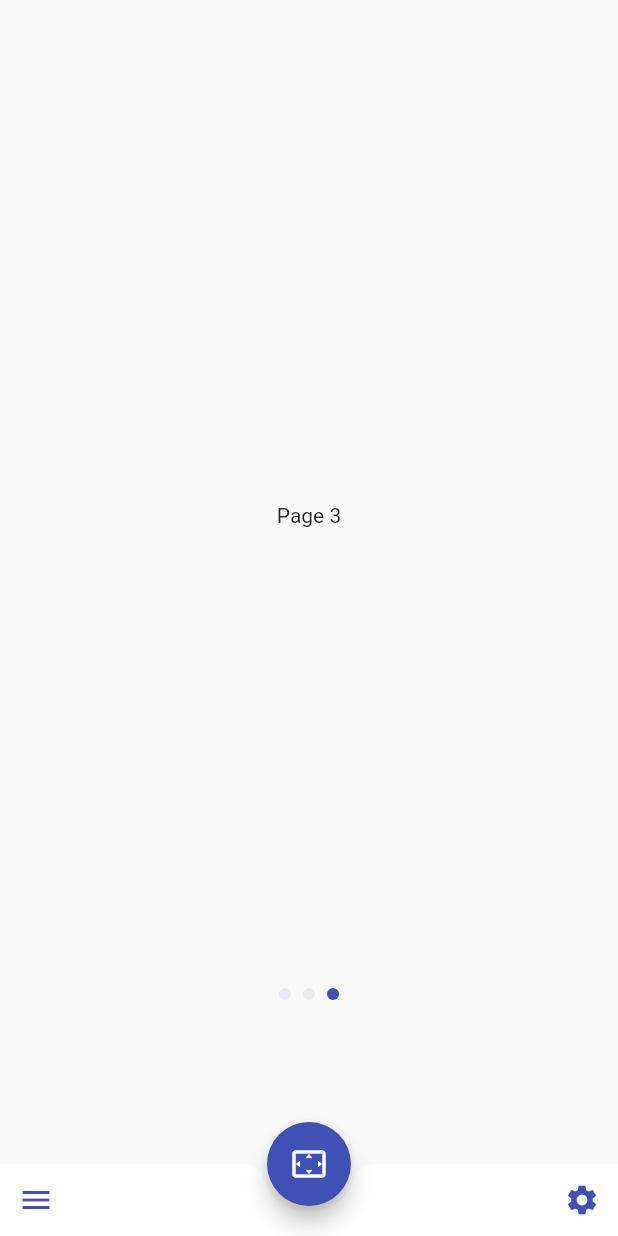
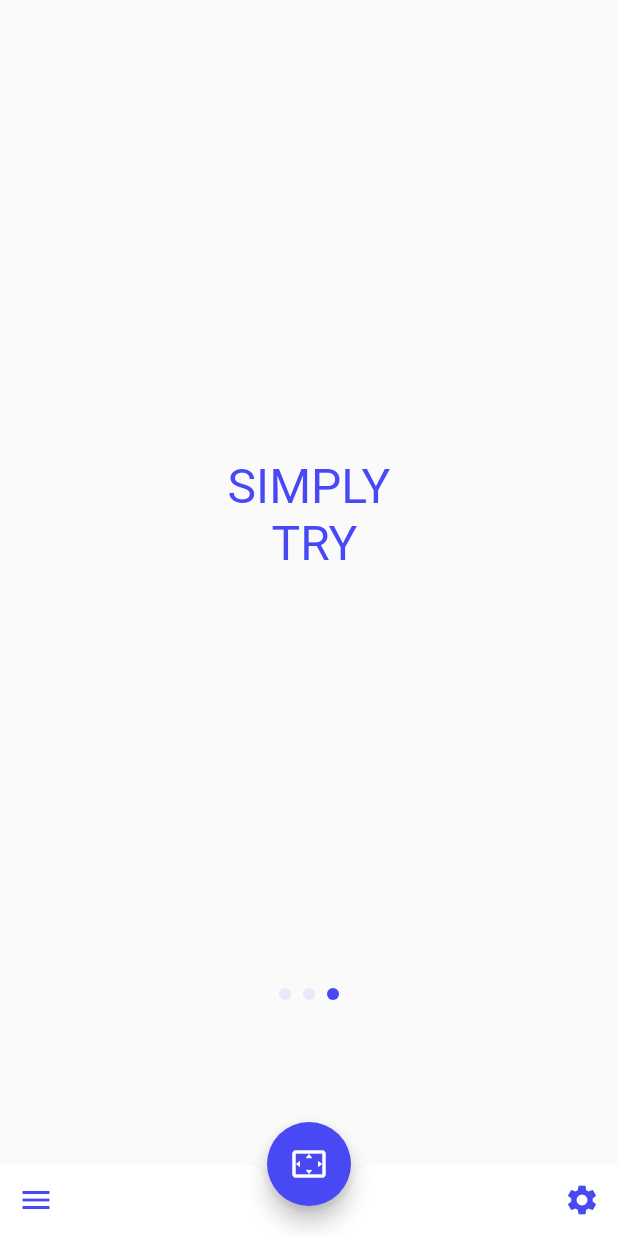
Before and after one commit to HectorV12/Chadenn_App, a Flutter app: the screen it shows after launch, swiped to page 3, on a phone screen of 412 x 824 dp. Run offline on Flutter 3.47's test engine with Material 2 defaults, Android fonts, the phone set to English and light mode, and no system bars; drawn by our look-alikes of page_view_indicators; Roboto replaces fonts that are missing (ProximaNova).

Commit message:
Implementing Designs (Unfinished)

```diff
--- a/lib/user_manual/user_manual.dart
+++ b/lib/user_manual/user_manual.dart
@@ -1,6 +1,7 @@
 import 'package:chadenn/user_manual/user_manual_pages/user_manual_page1.dart';
 import 'package:chadenn/user_manual/user_manual_pages/user_manual_page2.dart';
 import 'package:chadenn/user_manual/user_manual_pages/user_manual_page3.dart';
+import 'package:chadenn/utils/constants.dart';
 import 'package:flutter/material.dart';
 import 'package:page_view_indicators/page_view_indicators.dart';
 
@@ -20,7 +21,7 @@ class UserManualState extends State<UserManual> {
     return Scaffold(
       floatingActionButtonLocation: FloatingActionButtonLocation.centerDocked,
       floatingActionButton: FloatingActionButton(
-        backgroundColor: Colors.indigo,
+        backgroundColor: chadenn_color,
         child: Icon(
           Icons.settings_overscan,
         ),
@@ -39,14 +40,14 @@ class UserManualState extends State<UserManual> {
             IconButton(
               icon: Icon(
                 Icons.menu,
-                color: Colors.indigo,
+                color: chadenn_color,
               ),
               onPressed: () {},
             ),
             IconButton(
               icon: Icon(
                 Icons.settings,
-                color: Colors.indigo,
+                color: chadenn_color,
               ),
               onPressed: () {},
             ),
@@ -95,8 +96,8 @@ class UserManualState extends State<UserManual> {
       child: Padding(
         padding: const EdgeInsets.all(20.0),
         child: CirclePageIndicator(
-          dotColor: Colors.indigo.shade50,
-          selectedDotColor: Colors.indigo,
+          dotColor: chadenn_color.withOpacity(0.1),
+          selectedDotColor: chadenn_color,
           itemCount: 3,
           currentPageNotifier: _currentPageNotifier,
         ),
--- a/lib/user_manual/user_manual_pages/user_manual_page1.dart
+++ b/lib/user_manual/user_manual_pages/user_manual_page1.dart
@@ -4,9 +4,8 @@ class UserManualPage1 extends StatelessWidget {
   @override
   Widget build(BuildContext context) {
     return Container(
-      child: Center(
-        child: Text('Page 1'),
-      ),
+      alignment: Alignment.topCenter,
+      child: Image.asset('assets/page1.png'),
     );
   }
 }
--- a/lib/user_manual/user_manual_pages/user_manual_page2.dart
+++ b/lib/user_manual/user_manual_pages/user_manual_page2.dart
@@ -4,9 +4,8 @@ class UserManualPage2 extends StatelessWidget {
   @override
   Widget build(BuildContext context) {
     return Container(
-      child: Center(
-        child: Text('Page 2'),
-      ),
+      alignment: Alignment.topCenter,
+      child: Image.asset('assets/page2.png'),
     );
   }
 }
--- a/lib/user_manual/user_manual_pages/user_manual_page3.dart
+++ b/lib/user_manual/user_manual_pages/user_manual_page3.dart
@@ -1,11 +1,16 @@
+import 'package:chadenn/utils/constants.dart';
 import 'package:flutter/material.dart';
 
 class UserManualPage3 extends StatelessWidget {
   @override
   Widget build(BuildContext context) {
     return Container(
-      child: Center(
-        child: Text('Page 3'),
+      alignment: Alignment.center,
+      child: Text(
+        'SIMPLY\n TRY',
+        textAlign: TextAlign.center,
+        style: TextStyle(
+            fontSize: 32.0, color: chadenn_color, fontFamily: 'ProximaNova'),
       ),
     );
   }
--- /dev/null
+++ b/lib/utils/constants.dart
@@ -0,0 +1,3 @@
+import 'package:flutter/material.dart';
+
+const chadenn_color = Color(0xFF4849F5);
```
Also changed, not shown: lib/loading_screen/loading_screen.dart (+1 -8 lines), pubspec.yaml (+5 -2 lines), assets/page1.png (added), assets/page2.png (added), assets/page3.png (added), assets/welcome_screen.png (added).
